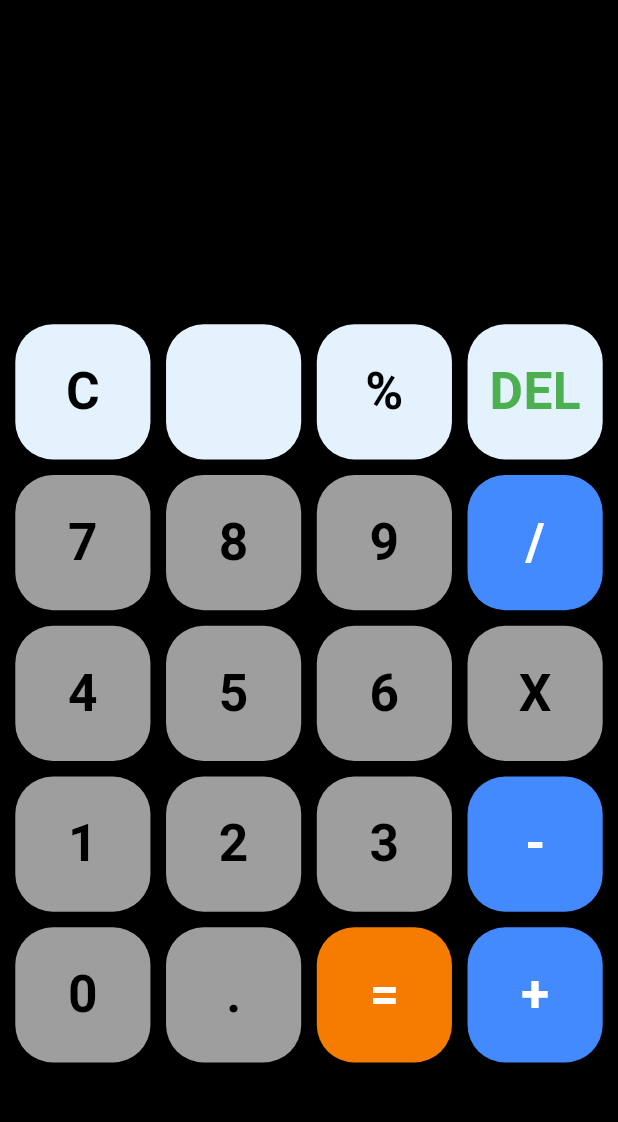
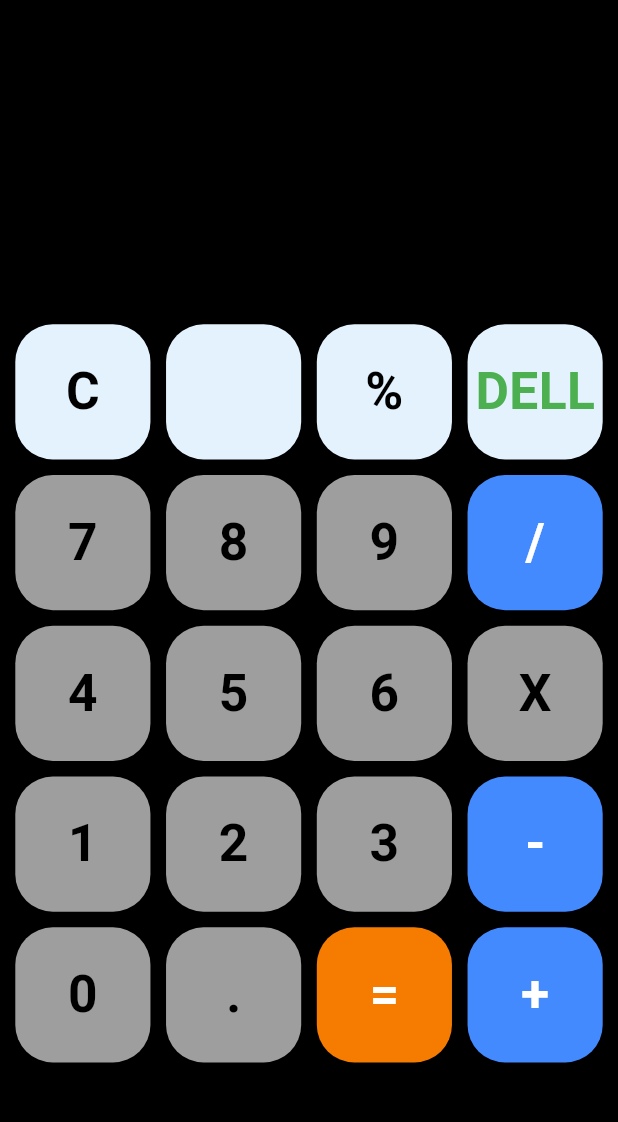
Before and after one commit to karthikraja0000000/calculator, a Flutter app: the screen it shows after launch, on a phone screen of 412 x 824 dp, the part 63-1185 px from its top. Run offline on Flutter 3.47's test engine with Material 3 defaults, Android fonts, the phone set to English and light mode, and no system bars; our stand-ins replace flutter_screenutil, math_expressions.

Commit message:
first branch change

```diff
--- a/lib/calculator.dart
+++ b/lib/calculator.dart
@@ -21,7 +21,7 @@ class _CalculatorState extends State<Calculator> {
     'C',
     '',
     '%',
-    'DEL',
+    'DELL',
     '7',
     '8',
     '9',
```
